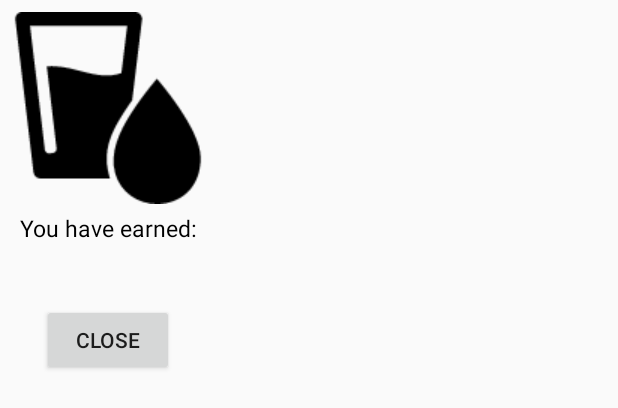
After one commit to garethlloyd306/HealthInformationDelivery, an Android app: the layout custom_dialog.xml on its own in the app's theme, with its tools: preview values and no code run, on a phone screen of 412 x 824 dp. The commit adds this screen. Shown: the top 408 px of the screen. Run offline under Robolectric (Android 15) with nearby library versions, the phone set to English and light mode, and no system bars.

Commit message:
initial work on the pop up for bronze silver and gold awards for water and fruit and veg

```diff
--- /dev/null
+++ b/app/src/main/res/layout/custom_dialog.xml
@@ -0,0 +1,44 @@
+<?xml version="1.0" encoding="utf-8"?>
+
+    <RelativeLayout xmlns:android="http://schemas.android.com/apk/res/android"
+        android:id="@+id/toast_layout_root"
+        android:orientation="horizontal"
+        android:layout_width="wrap_content"
+        android:layout_height="wrap_content"
+        android:padding="8dp">
+
+
+        <ImageView android:src="@drawable/water_large"
+            android:layout_width="wrap_content"
+            android:layout_height="wrap_content"
+            android:id="@+id/image"
+            android:layout_centerHorizontal="true"/>
+
+
+        <TextView android:id="@+id/textEarned"
+            android:layout_width="wrap_content"
+            android:layout_height="wrap_content"
+            android:textColor="@color/black"
+            android:layout_below="@id/image"
+            android:layout_centerHorizontal="true"
+            android:text="@string/stringEarned"
+            android:padding="5dp"
+            android:textSize="15dp"/>
+
+    <TextView android:id="@+id/textAward"
+        android:layout_width="wrap_content"
+        android:layout_height="wrap_content"
+        android:textColor="@color/black"
+        android:layout_below="@id/textEarned"
+        android:layout_centerHorizontal="true"
+        android:textSize="25dp"/>
+
+    <Button
+        android:layout_width="wrap_content"
+        android:layout_height="wrap_content"
+        android:text="Close"
+        android:id="@+id/close"
+        android:layout_below="@+id/textAward"
+        android:layout_centerHorizontal="true"/>
+
+    </RelativeLayout>
--- a/app/src/main/res/values/colors.xml
+++ b/app/src/main/res/values/colors.xml
@@ -7,5 +7,6 @@
     <color name="silver">#C0C0C0</color>
     <color name="gold">#FFD700</color>
     <color name="red">#FF0000</color>
+    <color name="black">#000000</color>
 
 </resources>
--- a/app/src/main/res/values/strings.xml
+++ b/app/src/main/res/values/strings.xml
@@ -1,4 +1,5 @@
 <resources>
     <string name="app_name">Health </string>
     <string name="title_activity_result">Results</string>
+    <string name="stringEarned">You have earned:</string>
 </resources>
--- a/app/src/main/res/values/styles.xml
+++ b/app/src/main/res/values/styles.xml
@@ -17,4 +17,5 @@
 
     <style name="AppTheme.PopupOverlay" parent="ThemeOverlay.AppCompat.Light" />
 
+
 </resources>
```
Also changed, not shown: app/src/main/java/NotificationManager.java (added, +30 -0 lines), app/src/main/java/honoursproject/garethlloyd/healthinformationdelivery/MainActivity.java (+77 -24 lines), app/src/main/res/drawable/bronze_star.png (added), app/src/main/res/drawable/gold_star.png (added), app/src/main/res/drawable/silver_star.png (added).
